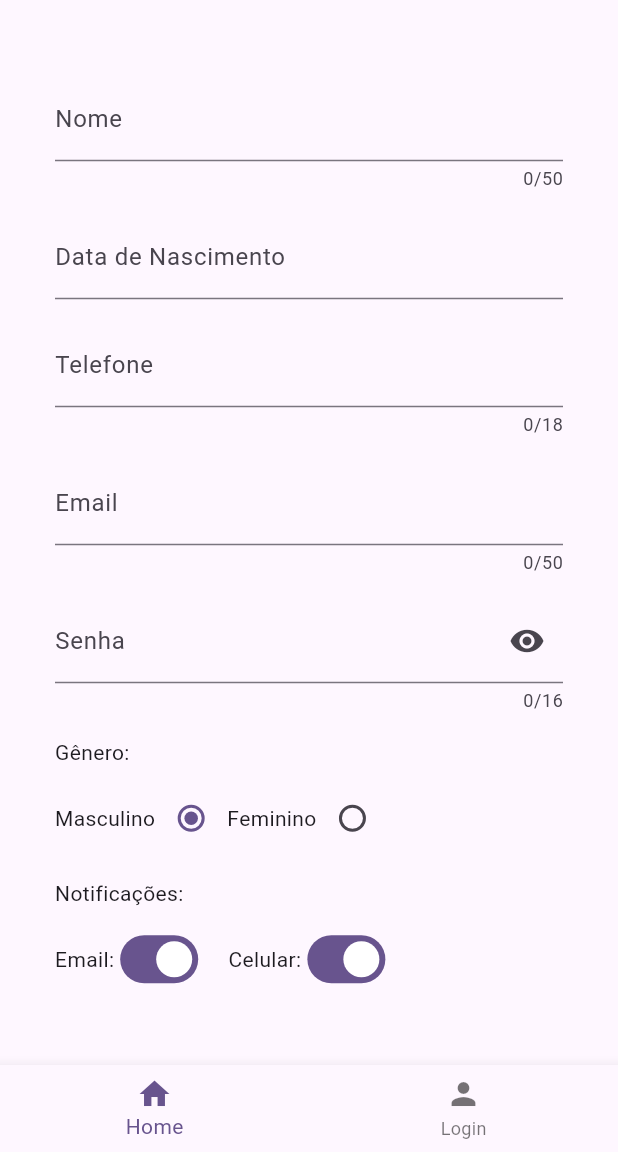
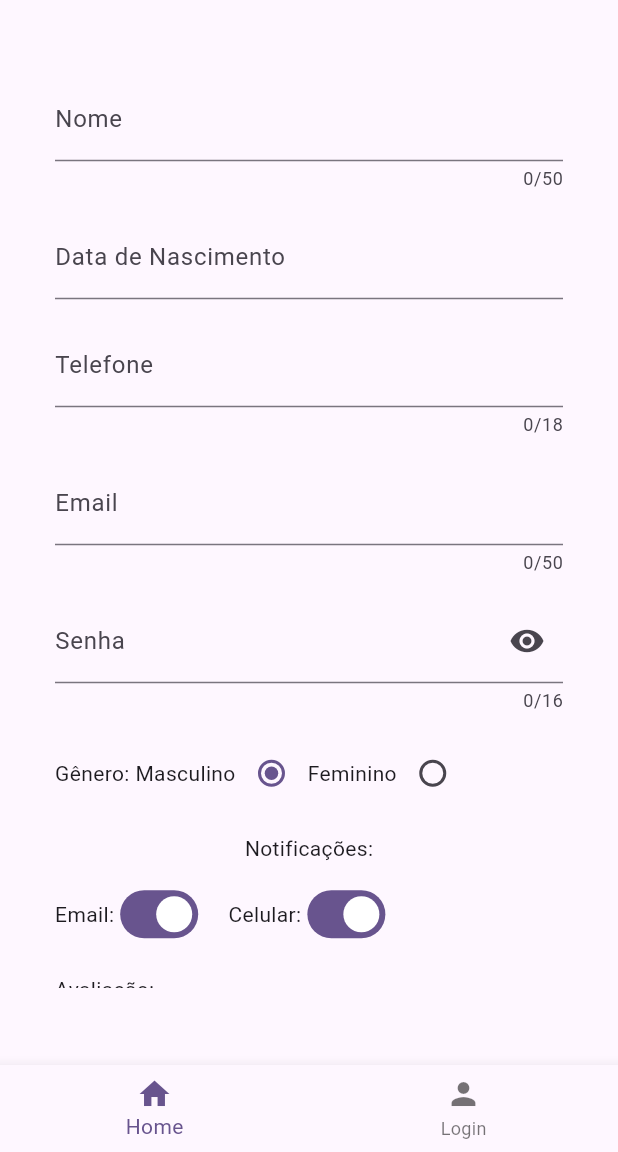
Before and after one commit to G-a-b-s/template_cadastro_flutter, a Flutter app: the screen it shows after launch, on a phone screen of 412 x 824 dp, the part 84-1236 px from its top. Run offline on Flutter 3.47's test engine with Material 3 defaults, Android fonts, the phone set to English and light mode, and no system bars.

Commit message:
Ajuste do layout em notifição

```diff
--- a/lib/main.dart
+++ b/lib/main.dart
@@ -107,11 +107,9 @@ class _MyHomePageState extends State<MyHomePage> {
                     maxLength: 16,
                   ),
                   SizedBox(height: 16.0),
-                  Align(
-                    alignment: Alignment.centerLeft,
-                    child: Text("Gênero:"),
-                  ),
-                  SizedBox(height: 10.0),
+                  Row(
+                    children: [
+                      Text("Gênero: "),
                       Row(
                         children: [
                           Text("Masculino"),
@@ -136,9 +134,11 @@ class _MyHomePageState extends State<MyHomePage> {
                           ),
                         ],
                       ),
+                    ],
+                  ),
                   SizedBox(height: 16.0),
                   Align(
-                    alignment: Alignment.centerLeft,
+                    alignment: MediaQuery.of(context).size.width < 600 ? Alignment.center : Alignment.centerLeft,
                     child: Text("Notificações:"),
                   ),
                   SizedBox(height: 10.0),
@@ -186,7 +186,11 @@ class _MyHomePageState extends State<MyHomePage> {
                   ElevatedButton(
                     onPressed: () {
                     },
-                    child: Text('Cadastrar'),
+                    child: Text('Cadastrar', style: TextStyle(fontSize:18)),
+                    style: ElevatedButton.styleFrom(
+                      backgroundColor: Theme.of(context).colorScheme.inversePrimary,
+                      foregroundColor: Colors.deepPurple,
+                    ),
                   )
                 ],
               ),
```
Lines whose indentation alone changed are shown as unchanged.
